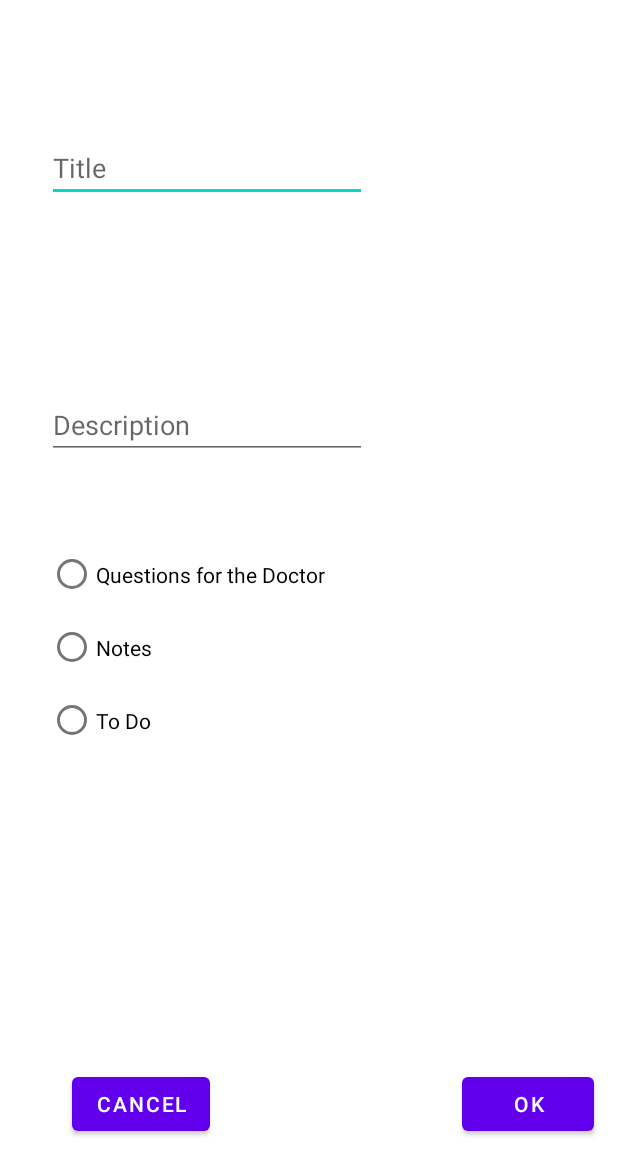
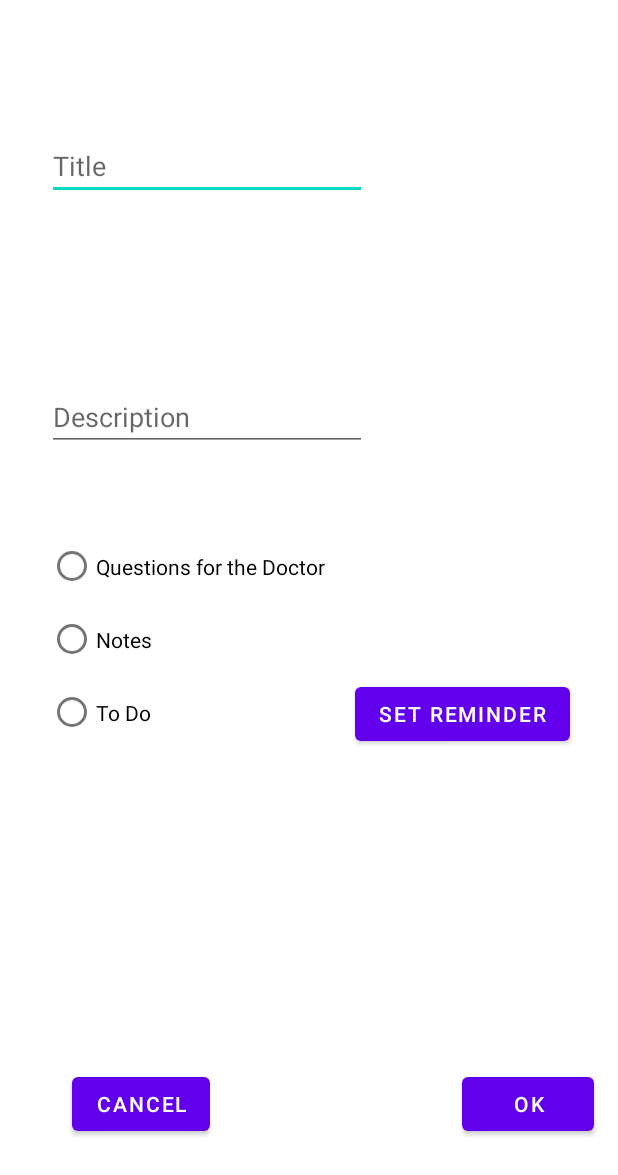
Before and after one commit to SaskPolytechBIS/253project-bisfinal-ms-care-app, an Android app: the layout dialog_new_note.xml on its own in the app's theme, with its tools: preview values and no code run, on a phone screen of 412 x 824 dp. Shown: the top 1175 px of the screen. Run offline under Robolectric (Android 15) with nearby library versions, the phone set to English and light mode, and no system bars.

Commit message:
Some changes

```diff
--- a/MSCare Alpha/app/src/main/java/com/example/mscarealpha/ui/home/HomeFragment.java
+++ b/MSCare Alpha/app/src/main/java/com/example/mscarealpha/ui/home/HomeFragment.java
@@ -174,9 +174,7 @@ public class HomeFragment extends Fragment {
 
     private List<AffirmationsAdapter> affirmationsAdapter = new ArrayList<>();
 
-    private void readAffirmations() {
 
-    }
 
     @Override
     public void onResume() {
--- a/MSCare Alpha/app/src/main/res/layout/dialog_new_note.xml
+++ b/MSCare Alpha/app/src/main/res/layout/dialog_new_note.xml
@@ -35,12 +35,13 @@
 
     <RadioGroup
         android:id="@+id/radioGroup1"
-        android:layout_width="250dp"
-        android:layout_height="150dp"
+        android:layout_width="201dp"
+        android:layout_height="155dp"
+        android:layout_marginStart="32dp"
         android:layout_marginBottom="204dp"
         app:layout_constraintBottom_toTopOf="@+id/btnCancel"
-        app:layout_constraintEnd_toEndOf="parent"
-        app:layout_constraintHorizontal_bias="0.198"
+        app:layout_constraintEnd_toStartOf="@+id/btnSetReminder"
+        app:layout_constraintHorizontal_bias="0.0"
         app:layout_constraintStart_toStartOf="parent">
 
         <RadioButton
@@ -89,4 +90,14 @@
         app:layout_constraintBottom_toBottomOf="parent"
         app:layout_constraintEnd_toEndOf="parent" />
 
+    <Button
+        android:id="@+id/btnSetReminder"
+        android:layout_width="wrap_content"
+        android:layout_height="wrap_content"
+        android:layout_marginEnd="32dp"
+        android:layout_marginBottom="212dp"
+        android:text="Set Reminder"
+        app:layout_constraintBottom_toTopOf="@+id/btnOK"
+        app:layout_constraintEnd_toEndOf="parent" />
+
 </androidx.constraintlayout.widget.ConstraintLayout>
```
Also changed, not shown: MSCare Alpha/app/src/main/java/com/example/mscarealpha/ui/notes/DialogNewNote.java (+59 -38 lines).
